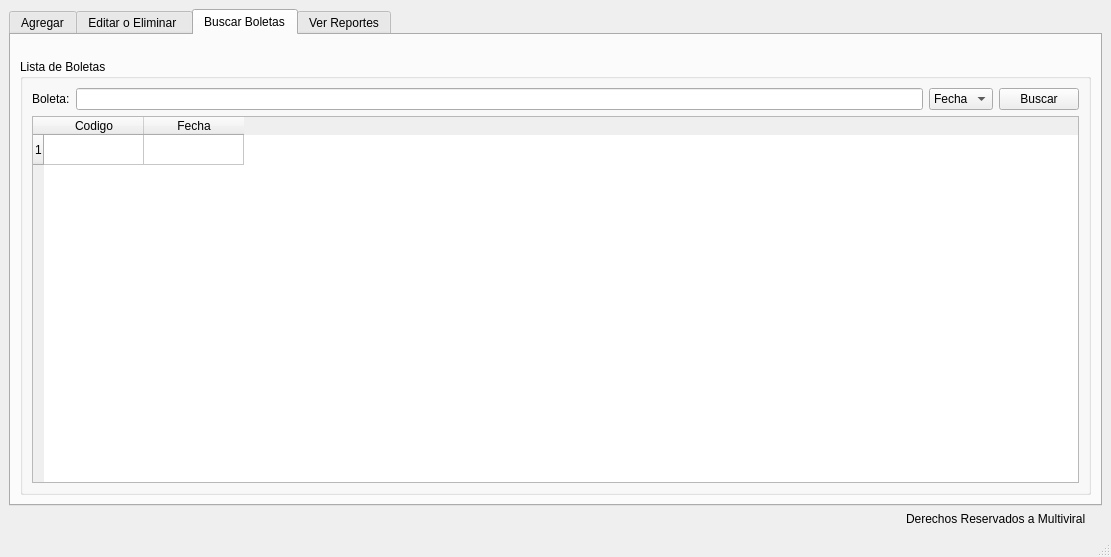
Above: admin/admin.ui from nashvent/libreria before the change. Below: the same form after it.
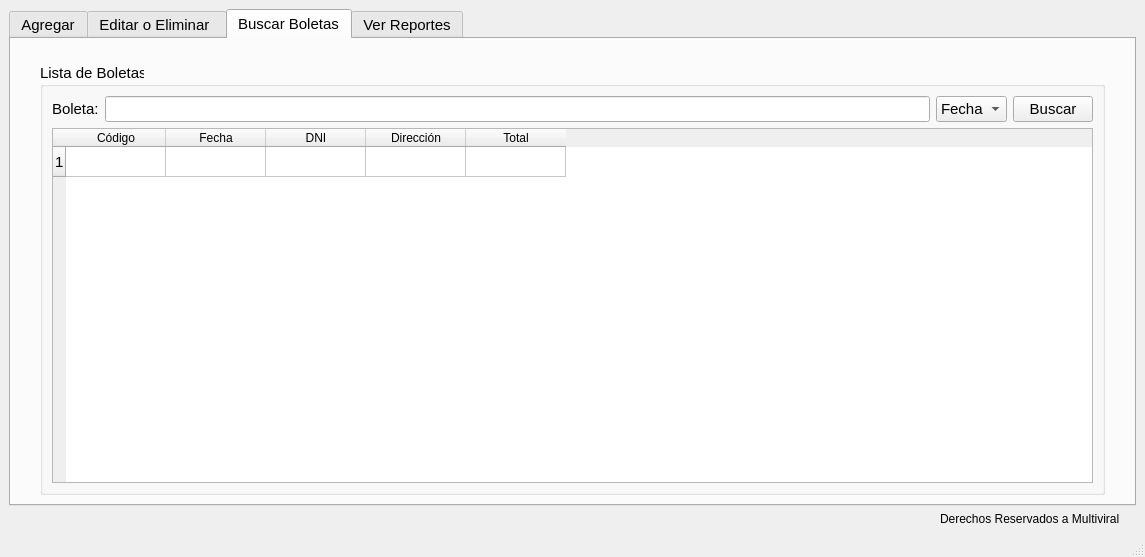
That is the form after the change. The open tabs and pages were chosen to show the change. Icons and pictures are not drawn.

Commit message: agranda letra

Patch:
```diff
--- a/admin/admin.ui
+++ b/admin/admin.ui
@@ -6,7 +6,7 @@
    <rect>
     <x>0</x>
     <y>0</y>
-    <width>1111</width>
+    <width>1145</width>
     <height>557</height>
    </rect>
   </property>
@@ -24,6 +24,11 @@
    <layout class="QVBoxLayout" name="verticalLayout_3">
     <item>
      <widget class="QTabWidget" name="tabWidget">
+      <property name="font">
+       <font>
+        <pointsize>11</pointsize>
+       </font>
+      </property>
       <property name="currentIndex">
        <number>1</number>
       </property>
@@ -434,15 +439,8 @@
        <attribute name="title">
         <string>Buscar Boletas</string>
        </attribute>
-       <layout class="QVBoxLayout" name="verticalLayout_14">
-        <item>
-         <layout class="QVBoxLayout" name="verticalLayout_15">
-          <property name="topMargin">
-           <number>15</number>
-          </property>
-         </layout>
-        </item>
-        <item>
+       <layout class="QGridLayout" name="gridLayout_5">
+        <item row="1" column="1">
          <widget class="QGroupBox" name="groupBox_4">
           <property name="title">
            <string>Lista de Boletas</string>
@@ -494,7 +492,7 @@
              <row/>
              <column>
               <property name="text">
-               <string>Codigo</string>
+               <string>Código</string>
               </property>
              </column>
              <column>
@@ -502,11 +500,47 @@
                <string>Fecha</string>
               </property>
              </column>
+             <column>
+              <property name="text">
+               <string>DNI</string>
+              </property>
+             </column>
+             <column>
+              <property name="text">
+               <string>Dirección</string>
+              </property>
+             </column>
+             <column>
+              <property name="text">
+               <string>Total</string>
+              </property>
+             </column>
             </widget>
            </item>
           </layout>
          </widget>
         </item>
+        <item row="1" column="0">
+         <layout class="QVBoxLayout" name="verticalLayout_9">
+          <property name="leftMargin">
+           <number>20</number>
+          </property>
+         </layout>
+        </item>
+        <item row="0" column="1">
+         <layout class="QVBoxLayout" name="verticalLayout_15">
+          <property name="topMargin">
+           <number>15</number>
+          </property>
+         </layout>
+        </item>
+        <item row="1" column="2">
+         <layout class="QVBoxLayout" name="verticalLayout_10">
+          <property name="leftMargin">
+           <number>20</number>
+          </property>
+         </layout>
+        </item>
        </layout>
       </widget>
       <widget class="QWidget" name="tab_4">
```
Left out of the diff: 67 changed lines with no effect on the pictures.
